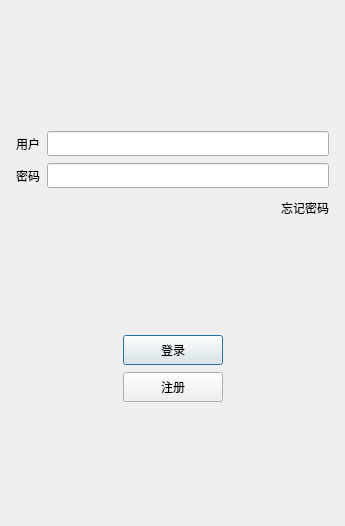
Qt form multichat/logindialog.ui (Luasdog/MultiChat) before a commit.
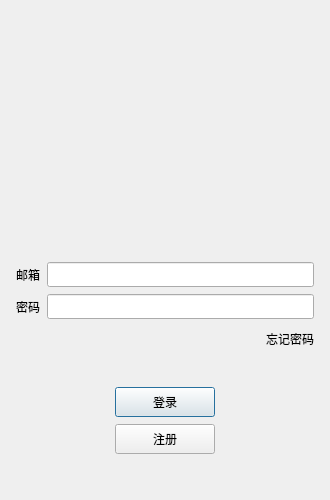
The same form after that commit. Icons and pictures are not drawn. Custom widgets are drawn as their Qt base class.

What changed in the file:
```diff
--- a/multichat/logindialog.ui
+++ b/multichat/logindialog.ui
@@ -6,8 +6,8 @@
    <rect>
     <x>0</x>
     <y>0</y>
-    <width>345</width>
-    <height>526</height>
+    <width>330</width>
+    <height>500</height>
    </rect>
   </property>
   <property name="minimumSize">
@@ -44,10 +44,26 @@
       <number>5</number>
      </property>
      <item>
-      <widget class="QWidget" name="widget" native="true">
+      <widget class="QLabel" name="err_tip">
+       <property name="text">
+        <string/>
+       </property>
+       <property name="alignment">
+        <set>Qt::AlignCenter</set>
+       </property>
+      </widget>
+     </item>
+     <item>
+      <widget class="QWidget" name="head_widget" native="true">
        <layout class="QGridLayout" name="gridLayout">
         <item row="0" column="0">
-         <widget class="QLabel" name="label">
+         <widget class="QLabel" name="head_label">
+          <property name="minimumSize">
+           <size>
+            <width>200</width>
+            <height>200</height>
+           </size>
+          </property>
           <property name="maximumSize">
            <size>
             <width>200</width>
@@ -68,19 +84,6 @@
           </property>
          </widget>
         </item>
-        <item row="1" column="0">
-         <spacer name="verticalSpacer">
-          <property name="orientation">
-           <enum>Qt::Vertical</enum>
-          </property>
-          <property name="sizeHint" stdset="0">
-           <size>
-            <width>20</width>
-            <height>40</height>
-           </size>
-          </property>
-         </spacer>
-        </item>
        </layout>
       </widget>
      </item>
@@ -104,7 +107,7 @@
           </size>
          </property>
          <property name="text">
-          <string>用户</string>
+          <string>邮箱</string>
          </property>
         </widget>
        </item>
```
Left out of the diff: 17 changed lines with no effect on the pictures.
